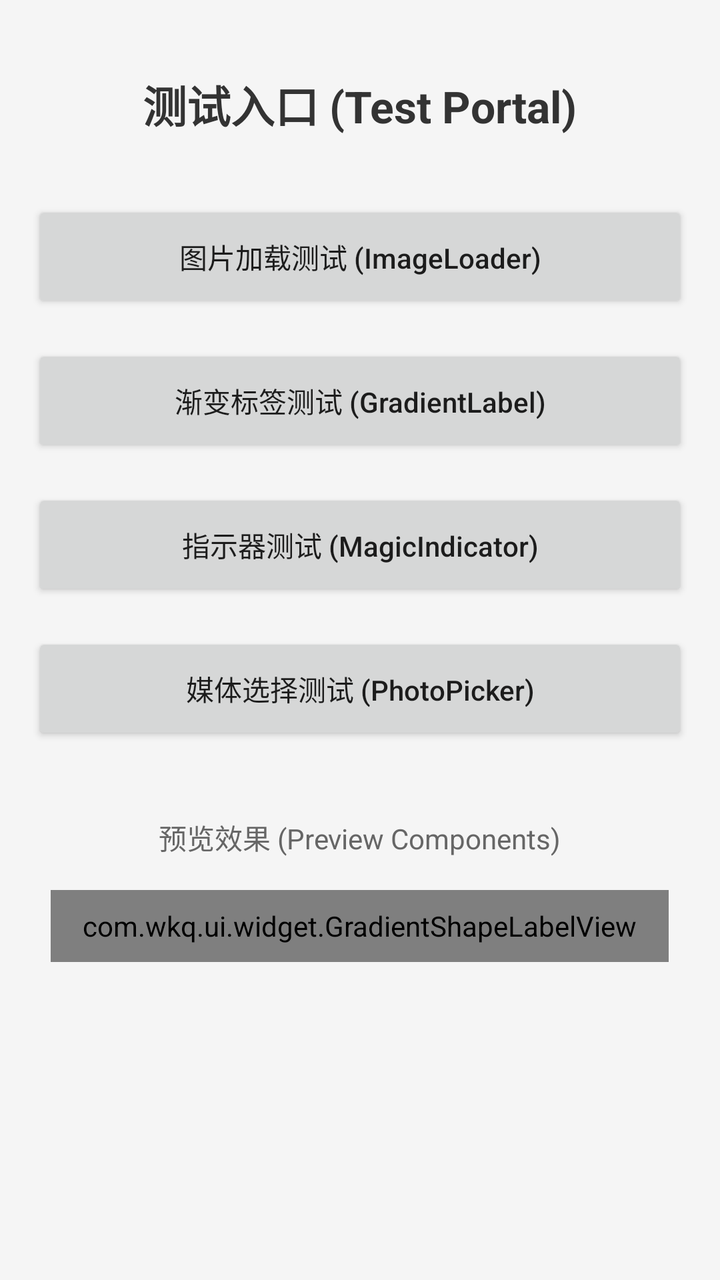
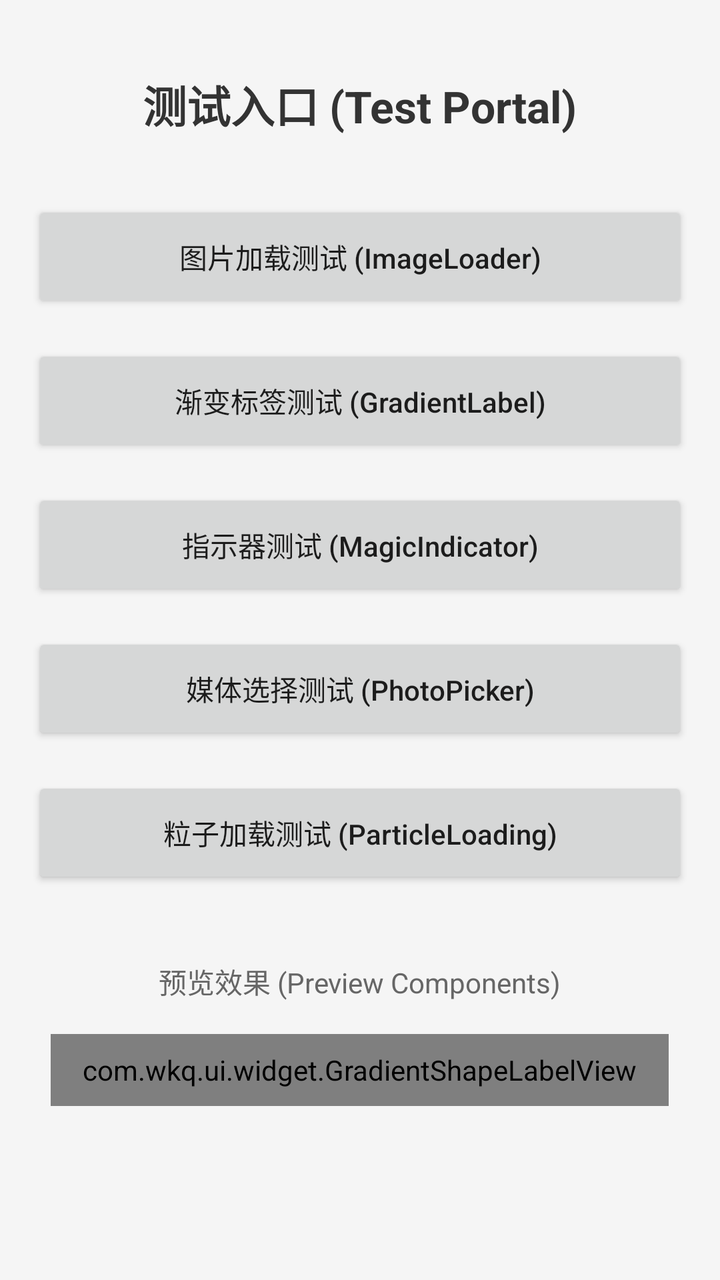

Before-and-after screenshots of an Android layout around one commit, followed by the original layout XML and the change that was made.
<!-- AndroidManifest.xml: another module's application theme Theme.ApplicationArchitecture -->
<!-- res/layout/activity_test.xml -->
<?xml version="1.0" encoding="utf-8"?>
<LinearLayout xmlns:android="http://schemas.android.com/apk/res/android"
    xmlns:app="http://schemas.android.com/apk/res-auto"
    xmlns:tools="http://schemas.android.com/tools"
    android:layout_width="match_parent"
    android:layout_height="match_parent"
    android:background="#F5F5F5"
    android:gravity="center_horizontal"
    android:orientation="vertical"
    android:padding="16dp">

    <TextView
        android:layout_width="wrap_content"
        android:layout_height="wrap_content"
        android:layout_marginBottom="32dp"
        android:layout_marginTop="20dp"
        android:text="测试入口 (Test Portal)"
        android:textColor="#333333"
        android:textSize="22sp"
        android:textStyle="bold" />

    <Button
        android:id="@+id/btn_image_loader"
        android:layout_width="match_parent"
        android:layout_height="56dp"
        android:layout_marginBottom="16dp"
        android:text="图片加载测试 (ImageLoader)"
        android:textAllCaps="false" />

    <Button
        android:id="@+id/btn_gradient_label"
        android:layout_width="match_parent"
        android:layout_height="56dp"
        android:layout_marginBottom="16dp"
        android:text="渐变标签测试 (GradientLabel)"
        android:textAllCaps="false" />

    <Button
        android:id="@+id/btn_magic_indicator"
        android:layout_width="match_parent"
        android:layout_height="56dp"
        android:layout_marginBottom="16dp"
        android:text="指示器测试 (MagicIndicator)"
        android:textAllCaps="false" />

    <Button
        android:id="@+id/btn_photo_picker"
        android:layout_width="match_parent"
        android:layout_height="56dp"
        android:layout_marginBottom="16dp"
        android:text="媒体选择测试 (PhotoPicker)"
        android:textAllCaps="false" />

    <TextView
        android:layout_width="wrap_content"
        android:layout_height="wrap_content"
        android:layout_marginTop="20dp"
        android:text="预览效果 (Preview Components)"
        android:textColor="#666666"
        android:textSize="14sp" />

    <com.wkq.ui.widget.GradientShapeLabelView
        android:layout_width="wrap_content"
        android:layout_height="36dp"
        android:layout_marginTop="16dp"
        android:paddingStart="16dp"
        android:paddingEnd="16dp"
        app:label_bg_end_color="#FF80AB"
        app:label_bg_orientation="left_right"
        app:label_bg_radius="18dp"
        app:label_bg_start_color="#FF4081"
        app:label_left_icon="@android:drawable/ic_menu_gallery"
        app:label_text="Gradient Label Sample"
        app:label_text_color="#FFFFFF"
        app:label_text_size="13sp"
        app:label_icon_padding="4dp"
        app:label_icon_size="16dp" />

</LinearLayout>
<!-- resources referenced by this layout -->
<resources>
  <style name="Theme.ApplicationArchitecture" parent="android:Theme.Material.Light.NoActionBar" />
</resources>

<!-- the commit's change to res/layout/activity_test.xml (unified diff, before → after) -->
@@ -51,6 +51,14 @@
         android:text="媒体选择测试 (PhotoPicker)"
         android:textAllCaps="false" />
 
+    <Button
+        android:id="@+id/btn_particle_loading"
+        android:layout_width="match_parent"
+        android:layout_height="56dp"
+        android:layout_marginBottom="16dp"
+        android:text="粒子加载测试 (ParticleLoading)"
+        android:textAllCaps="false" />
+
     <TextView
         android:layout_width="wrap_content"
         android:layout_height="wrap_content"
